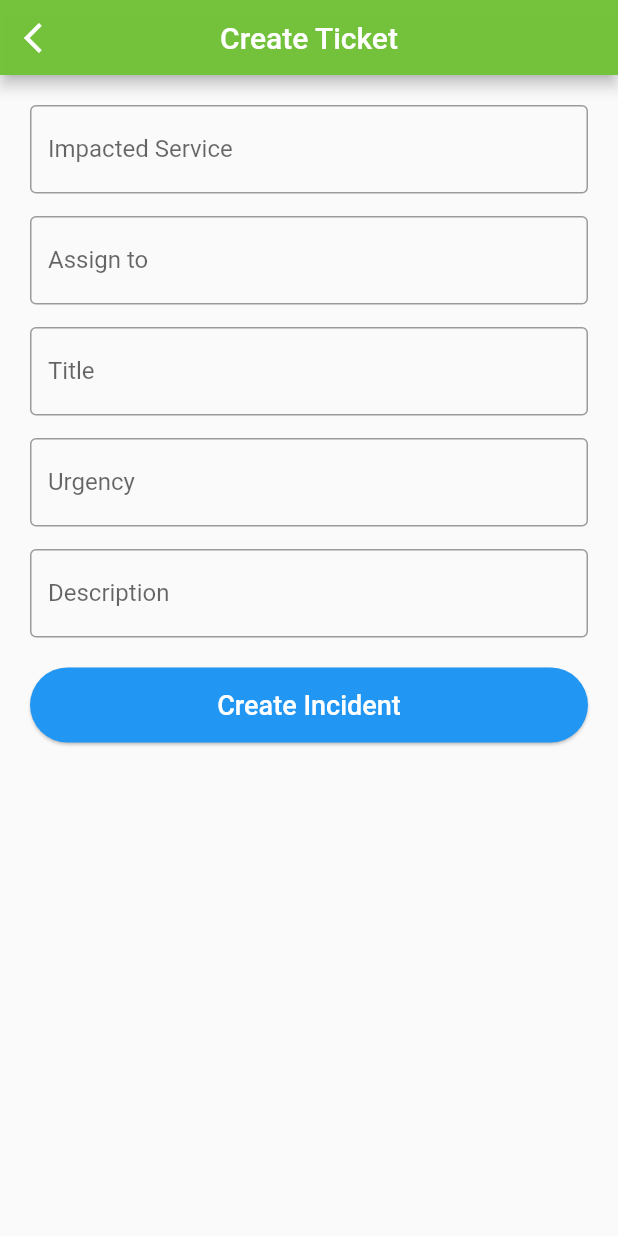
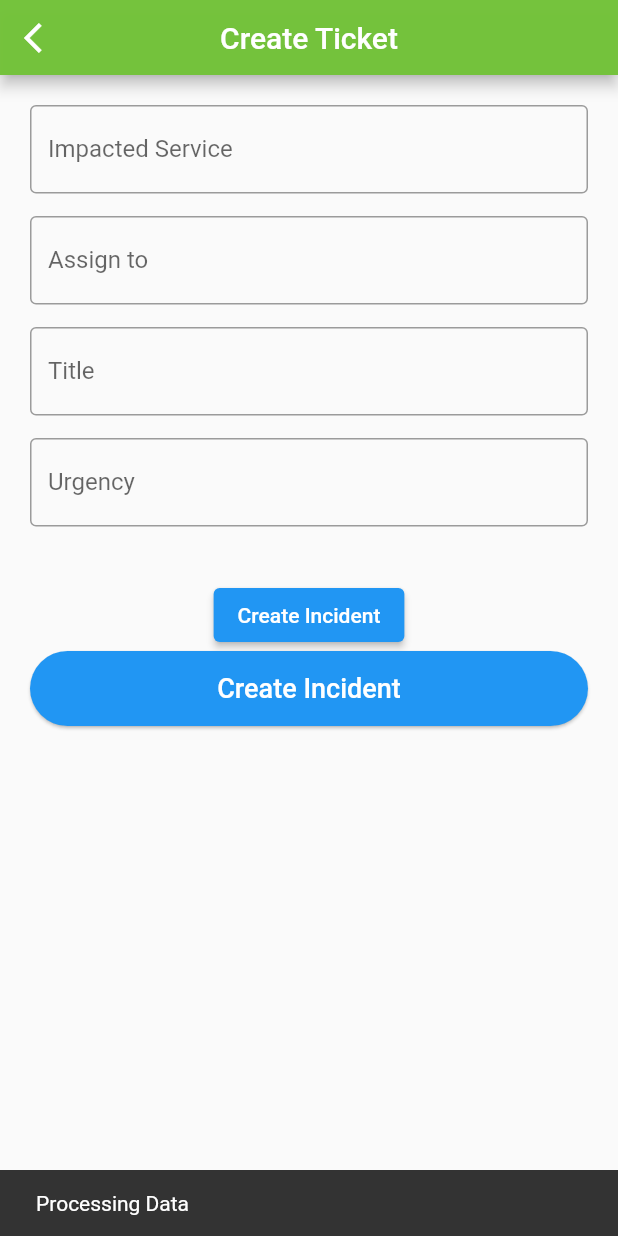
Before and after one commit to patic457/sosoticketmobile, a Flutter app: the CreateTicketScreen screen opened by its route, after a tap on "Create Incident", on a phone screen of 412 x 824 dp. Run offline on Flutter 3.47's test engine with Material 2 defaults, Android fonts, the phone set to English and light mode, and no system bars; our stand-ins replace dio, font_awesome_flutter, go_router; missing offline and left inert: dart:ffi, dropdown_plus; network calls fail.

Commit message:
Update CreateTicketScreen.dart

```diff
--- a/lib/views/CreateTicketScreen.dart
+++ b/lib/views/CreateTicketScreen.dart
@@ -13,6 +13,7 @@ class CreateTicketScreen extends StatefulWidget {
 }
 
 class _CreateTicketScreenState extends State<CreateTicketScreen> {
+  final _formKey = GlobalKey<FormState>();
   final List<Map<String, dynamic>> _roles = [
     {"name": "Super Admin", "desc": "Having full access rights", "role": 1},
     {
@@ -61,7 +62,13 @@ class _CreateTicketScreenState extends State<CreateTicketScreen> {
     // createTicketTextField(createTicketController, chosenValue);
   }
 
-  void _createIncident() {}
+  void _createIncident() {
+    if (_formKey.currentState!.validate()) {
+      ScaffoldMessenger.of(context).showSnackBar(
+        const SnackBar(content: Text('Processing Data')),
+      );
+    }
+  }
 
   @override
   Widget build(BuildContext context) {
@@ -88,6 +95,12 @@ class _CreateTicketScreenState extends State<CreateTicketScreen> {
         labelText: "Problem",
       ),
     );
+
+    var btn = ElevatedButton(
+      onPressed: _createIncident,
+      child: const Text('Create Incident'),
+    );
+
     var v1 = [
       dropdownCategoryField,
       const SizedBox(height: 15),
@@ -140,16 +153,8 @@ class _CreateTicketScreenState extends State<CreateTicketScreen> {
         ),
       ),
       const SizedBox(height: 15),
-      TextField(
-        autofocus: false,
-        controller: descriptionController,
-        decoration: const InputDecoration(
-          // hintText: txt,
-          border: OutlineInputBorder(),
-          labelText: 'Description',
-        ),
-      ),
       const SizedBox(height: 20),
+      btn,
       ButtonWidget(
         text: "Create Incident",
         onPressed: _createIncident,
@@ -167,9 +172,14 @@ class _CreateTicketScreenState extends State<CreateTicketScreen> {
       ),
     );
 
+    var form = Form(
+      key: _formKey,
+      child: createTicketForm,
+    );
+
     Widget scaffold = Scaffold(
       appBar: appbar,
-      body: SingleChildScrollView(child: createTicketForm),
+      body: SingleChildScrollView(child: form),
     );
 
     return scaffold;
```
